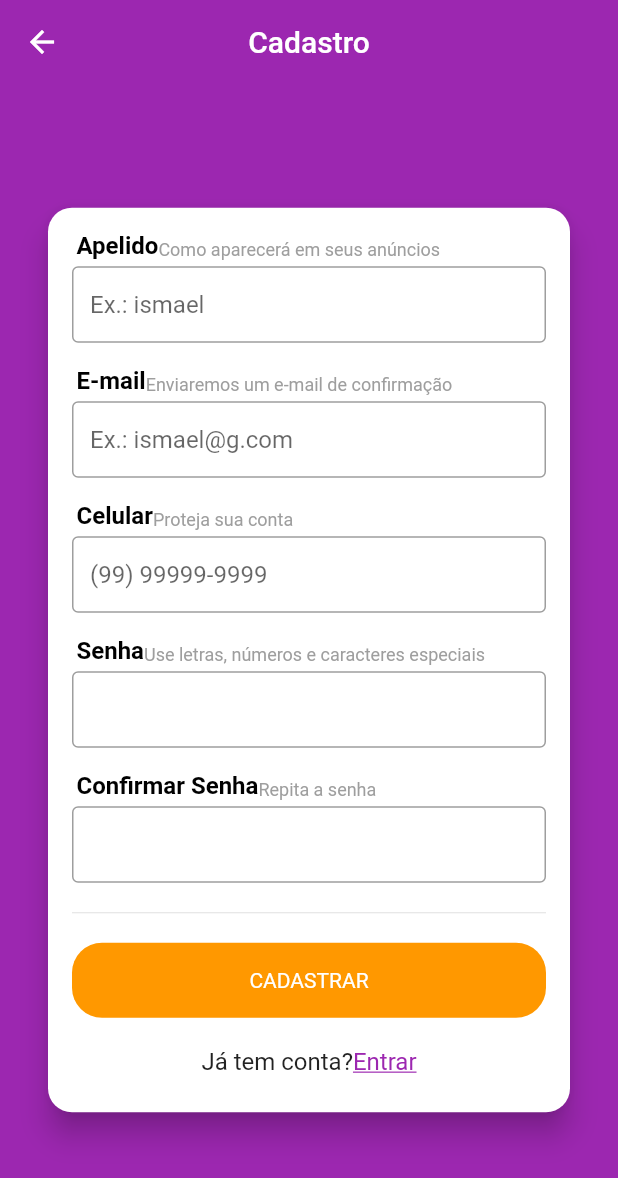
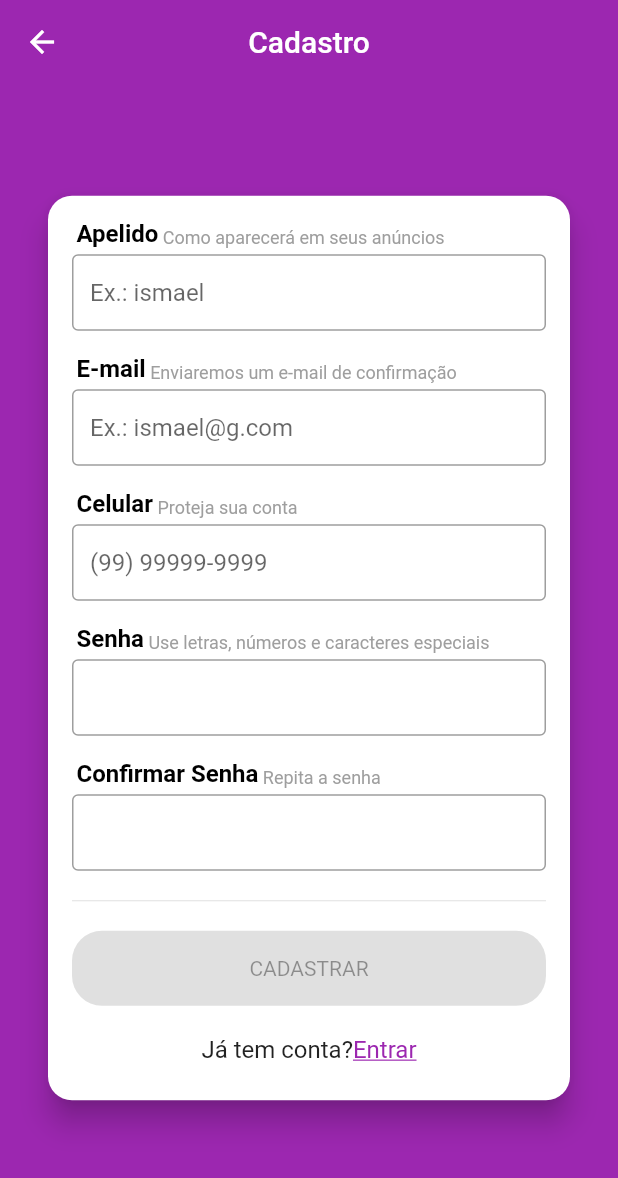
Before and after one commit to ismaelsousa/xlomobx, a Flutter app: the SignUpScreen screen opened directly, on a phone screen of 412 x 824 dp. Shown: the top 1178 px of the screen. Run offline on Flutter 3.47's test engine with Material 2 defaults, Android fonts, the phone set to English and light mode, and no system bars; our stand-ins replace brasil_fields, flutter_mobx, get_it, mobx, parse_server_sdk_flutter; generated files the repository leaves out were written again.

Commit message:
sign screen with mobx

```diff
--- a/lib/screens/signup/signup_screens.dart
+++ b/lib/screens/signup/signup_screens.dart
@@ -1,10 +1,19 @@
 import 'package:brasil_fields/brasil_fields.dart';
 import 'package:flutter/material.dart';
 import 'package:flutter/services.dart';
+import 'package:flutter_mobx/flutter_mobx.dart';
 import 'package:xlomobx/screens/signup/components/field_title.dart';
+import 'package:xlomobx/stores/signup_store.dart';
 
-class SignUpScreen extends StatelessWidget {
+class SignUpScreen extends StatefulWidget {
   const SignUpScreen({Key? key}) : super(key: key);
+
+  @override
+  State<SignUpScreen> createState() => _SignUpScreenState();
+}
+
+class _SignUpScreenState extends State<SignUpScreen> {
+  final SignupStore signupStore = SignupStore();
 
   @override
   Widget build(BuildContext context) {
@@ -16,10 +25,14 @@ class SignUpScreen extends StatelessWidget {
       body: Container(
         alignment: Alignment.center,
         child: SingleChildScrollView(
+          child: Padding(
+            padding: const EdgeInsets.only(
+              bottom: 16,
+            ),
             child: Card(
               margin: const EdgeInsets.symmetric(horizontal: 32),
-            shape:
-                RoundedRectangleBorder(borderRadius: BorderRadius.circular(16)),
+              shape: RoundedRectangleBorder(
+                  borderRadius: BorderRadius.circular(16)),
               elevation: 8,
               child: Padding(
                 padding: const EdgeInsets.all(16),
@@ -29,33 +42,45 @@ class SignUpScreen extends StatelessWidget {
                   children: [
                     const FieldTitle(
                         title: "Apelido",
-                      subtitle: 'Como aparecerá em seus anúncios'),
-                  const TextField(
-                    decoration: InputDecoration(
+                        subtitle: ' Como aparecerá em seus anúncios'),
+                    Observer(builder: (context) {
+                      return TextField(
+                        enabled: !signupStore.loading,
+                        onChanged: signupStore.setName,
+                        decoration: const InputDecoration(
                           border: OutlineInputBorder(),
                           hintText: 'Ex.: ismael',
-                        isDense: true),
+                          isDense: true,
                         ),
+                      );
+                    }),
                     const SizedBox(
                       height: 16,
                     ),
                     const FieldTitle(
                         title: "E-mail",
-                      subtitle: 'Enviaremos um e-mail de confirmação'),
-                  const TextField(
+                        subtitle: ' Enviaremos um e-mail de confirmação'),
+                    Observer(builder: (context) {
+                      return TextField(
+                        enabled: !signupStore.loading,
+                        onChanged: signupStore.setEmail,
                         autocorrect: false,
                         keyboardType: TextInputType.emailAddress,
-                    decoration: InputDecoration(
+                        decoration: const InputDecoration(
                             border: OutlineInputBorder(),
                             hintText: 'Ex.: ismael@g.com',
                             isDense: true),
-                  ),
+                      );
+                    }),
                     const SizedBox(
                       height: 16,
                     ),
                     const FieldTitle(
-                      title: "Celular", subtitle: 'Proteja sua conta'),
-                  TextField(
+                        title: "Celular", subtitle: ' Proteja sua conta'),
+                    Observer(builder: (context) {
+                      return TextField(
+                        enabled: !signupStore.loading,
+                        onChanged: signupStore.setPhone,
                         inputFormatters: [
                           FilteringTextInputFormatter.digitsOnly,
                           TelefoneInputFormatter()
@@ -66,32 +91,42 @@ class SignUpScreen extends StatelessWidget {
                             border: OutlineInputBorder(),
                             hintText: '(99) 99999-9999',
                             isDense: true),
-                  ),
+                      );
+                    }),
                     const SizedBox(
                       height: 16,
                     ),
                     const FieldTitle(
                         title: "Senha",
-                      subtitle: 'Use letras, números e caracteres especiais'),
-                  const TextField(
-                    decoration: InputDecoration(
+                        subtitle:
+                            ' Use letras, números e caracteres especiais'),
+                    Observer(builder: (context) {
+                      return TextField(
+                        enabled: !signupStore.loading,
+                        onChanged: signupStore.setPassword,
+                        decoration: const InputDecoration(
                           border: OutlineInputBorder(),
                           isDense: true,
                         ),
                         obscureText: true,
-                  ),
+                      );
+                    }),
                     const SizedBox(
                       height: 16,
                     ),
                     const FieldTitle(
-                      title: "Confirmar Senha", subtitle: 'Repita a senha'),
-                  const TextField(
-                    decoration: InputDecoration(
+                        title: "Confirmar Senha", subtitle: ' Repita a senha'),
+                    Observer(builder: (context) {
+                      return TextField(
+                        enabled: !signupStore.loading,
+                        onChanged: signupStore.setConfirmPassword,
+                        decoration: const InputDecoration(
                           border: OutlineInputBorder(),
                           isDense: true,
                         ),
                         obscureText: true,
-                  ),
+                      );
+                    }),
                     const SizedBox(
                       height: 12,
                     ),
@@ -100,7 +135,7 @@ class SignUpScreen extends StatelessWidget {
                         height: 50,
                         margin: const EdgeInsets.symmetric(vertical: 12),
                         child: ElevatedButton(
-                        onPressed: () {},
+                          onPressed: signupStore.isValidForm ? () {} : null,
                           child: const Text('CADASTRAR'),
                           style: ElevatedButton.styleFrom(
                               primary: Colors.orange,
@@ -133,6 +168,7 @@ class SignUpScreen extends StatelessWidget {
             ),
           ),
         ),
+      ),
     );
   }
 }
```
Also changed, not shown: lib/screens/login/login_screen.dart (+7 -3 lines), lib/stores/signup_store.dart (added, +37 -0 lines), lib/stores/signup_store.g.dart (added). Lines whose indentation alone changed are shown as unchanged.
